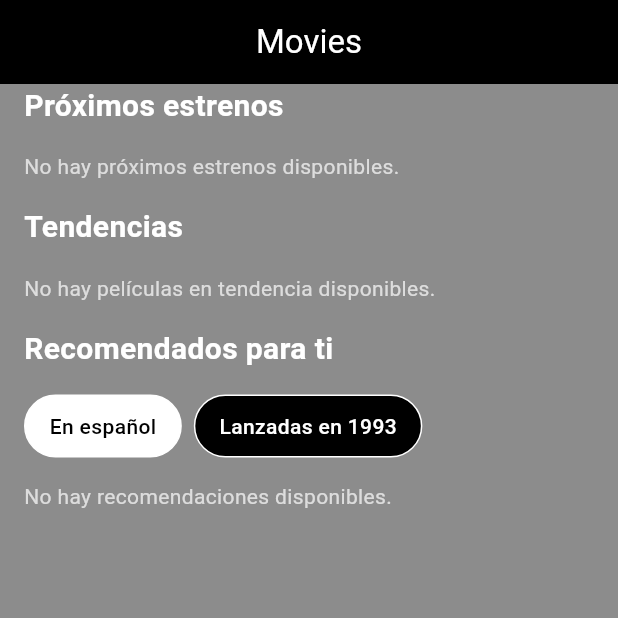
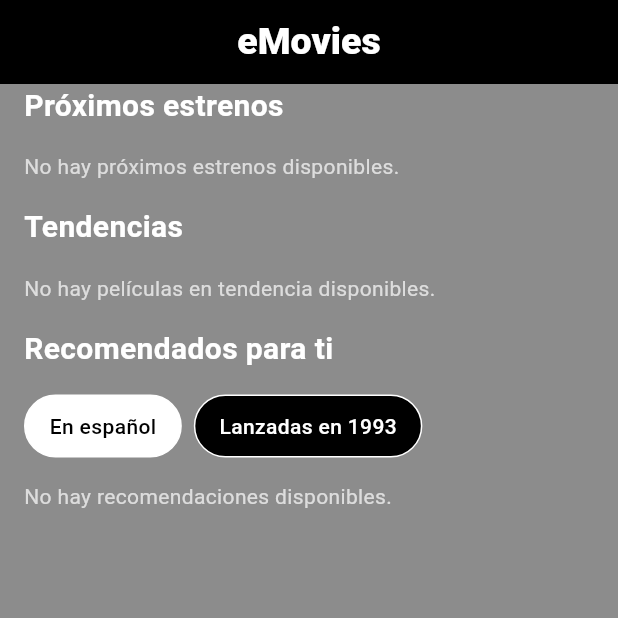
Before and after one commit to holaggabriel/emovie, a Flutter app: the screen it shows after launch, on a phone screen of 412 x 824 dp, the top half of it. Run offline on Flutter 3.47's test engine with Material 3 defaults, Android fonts, the light colour scheme and no system bars; our stand-ins replace cached_network_image, connectivity_plus, flutter_dotenv, hive, hive_flutter, shimmer; accounts and stored records are empty; network calls fail.

Commit message:
Se actualizó el diseño del titulo

```diff
--- a/lib/screens/home_screen.dart
+++ b/lib/screens/home_screen.dart
@@ -227,7 +227,10 @@ class _HomeScreenState extends State<HomeScreen> {
   Widget build(BuildContext context) {
     return Scaffold(
       appBar: AppBar(
-        title: const Text('Movies', style: TextStyle(color: Colors.white)),
+        title: const Text(
+          'eMovies',
+          style: TextStyle(color: Colors.white, fontWeight: FontWeight.w800, fontSize: 25),
+        ),
         backgroundColor: Colors.black,
         centerTitle: true,
       ),
--- a/lib/screens/splash_screen.dart
+++ b/lib/screens/splash_screen.dart
@@ -59,7 +59,7 @@ class _SplashScreenState extends State<SplashScreen> {
             style: TextStyle(
               color: Colors.white,
               fontSize: 35,
-              fontWeight: FontWeight.w600,
+              fontWeight: FontWeight.w800,
             ),
           ),
         ),
```
